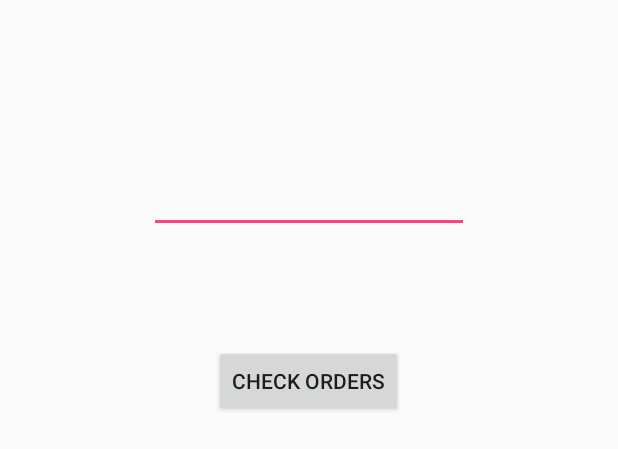
After one commit to biryanify/biryanify-food-order, an Android app: the layout activity_index.xml on its own in the app's theme, with its tools: preview values and no code run, on a phone screen of 412 x 824 dp. The commit adds this screen. Shown: the top 449 px of the screen. Run offline under Robolectric (Android 15) with nearby library versions, the phone set to English and light mode, and no system bars.

Commit message:
Checking orders by date

```diff
--- a/app/build.gradle
+++ b/app/build.gradle
@@ -30,7 +30,7 @@ dependencies {
     implementation 'com.google.firebase:firebase-core:16.0.1'
     implementation 'com.firebaseui:firebase-ui-auth:4.1.0'
     implementation 'com.firebaseui:firebase-ui-database:4.1.0'
-
+    implementation 'com.google.firebase:firebase-messaging:17.1.0'
 //    androidTestImplementation 'com.android.support.test:runner:1.0.2'
 //    androidTestImplementation 'com.android.support.test.espresso:espresso-core:3.0.2'
 
--- /dev/null
+++ b/app/src/main/res/layout/activity_index.xml
@@ -0,0 +1,31 @@
+<?xml version="1.0" encoding="utf-8"?>
+<RelativeLayout xmlns:android="http://schemas.android.com/apk/res/android"
+    xmlns:tools="http://schemas.android.com/tools"
+    android:layout_width="match_parent"
+    android:layout_height="match_parent"
+    android:paddingBottom="@dimen/activity_vertical_margin"
+    android:paddingLeft="@dimen/activity_horizontal_margin"
+    android:paddingRight="@dimen/activity_horizontal_margin"
+    android:paddingTop="@dimen/activity_vertical_margin"
+    android:visibility="visible"
+    tools:context=".IndexActivity">
+
+    <EditText
+        android:id="@+id/getDate"
+        android:layout_width="wrap_content"
+        android:layout_height="wrap_content"
+        android:layout_alignParentTop="true"
+        android:layout_centerHorizontal="true"
+        android:layout_marginTop="94dp"
+        android:ems="10"
+        android:inputType="date" />
+
+    <Button
+        android:id="@+id/button_check"
+        android:layout_width="wrap_content"
+        android:layout_height="wrap_content"
+        android:layout_alignParentTop="true"
+        android:layout_centerHorizontal="true"
+        android:layout_marginTop="214dp"
+        android:text="Check Orders" />
+</RelativeLayout>
```
Also changed, not shown: app/src/main/AndroidManifest.xml (+6 -2 lines), app/src/main/java/com/biryanify/parichay/biryanify/DailyOrder.java (+10 -10 lines), app/src/main/java/com/biryanify/parichay/biryanify/IndexActivity.java (added, +75 -0 lines), app/src/main/java/com/biryanify/parichay/biryanify/MainActivity.java (+39 -100 lines).
